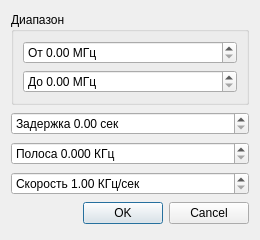
First picture: the form in radio/optionsDialog.ui, repository cyril-orlov/radio, before the edit.
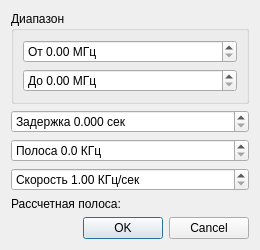
Second picture: the form after the edit.

Commit message: changed graph axes to display actual frequencies; implemented unfiltered graph display option - left click on a graph to toggle; changed graph's z-palette to JET; actual band normalization no longer change the option's value; fixed the logic for determining the end of calculations; wrapped filter output in a class.

```diff
--- a/radio/optionsDialog.ui
+++ b/radio/optionsDialog.ui
@@ -90,6 +90,12 @@
      <property name="suffix">
       <string> сек</string>
      </property>
+     <property name="decimals">
+      <number>3</number>
+     </property>
+     <property name="singleStep">
+      <double>0.010000000000000</double>
+     </property>
     </widget>
    </item>
    <item>
@@ -104,7 +110,7 @@
       <string> КГц</string>
      </property>
      <property name="decimals">
-      <number>3</number>
+      <number>1</number>
      </property>
      <property name="maximum">
       <double>10000000.000000000000000</double>
@@ -127,6 +133,13 @@
      </property>
     </widget>
    </item>
+   <item>
+    <widget class="QLabel" name="calculatedBandLabel">
+     <property name="text">
+      <string>Рассчетная полоса: </string>
+     </property>
+    </widget>
+   </item>
    <item>
     <widget class="QDialogButtonBox" name="buttonBox">
      <property name="orientation">
```
Left out of the diff: 35 changed lines with no effect on the pictures. The commit also changes 25 other files.
